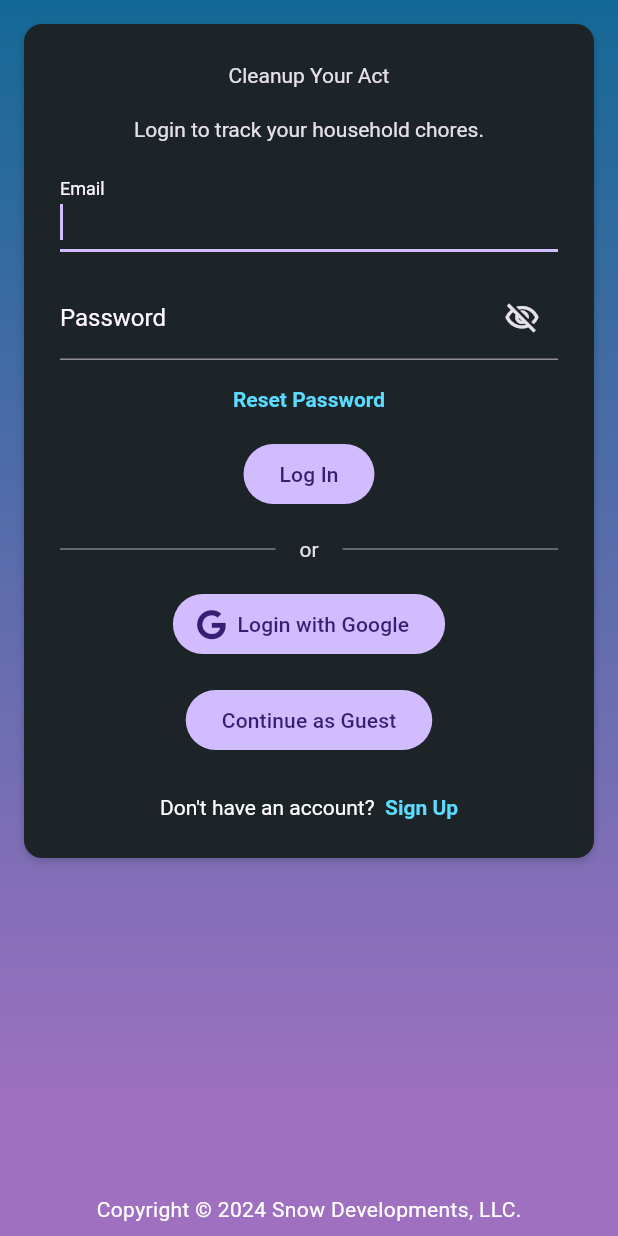
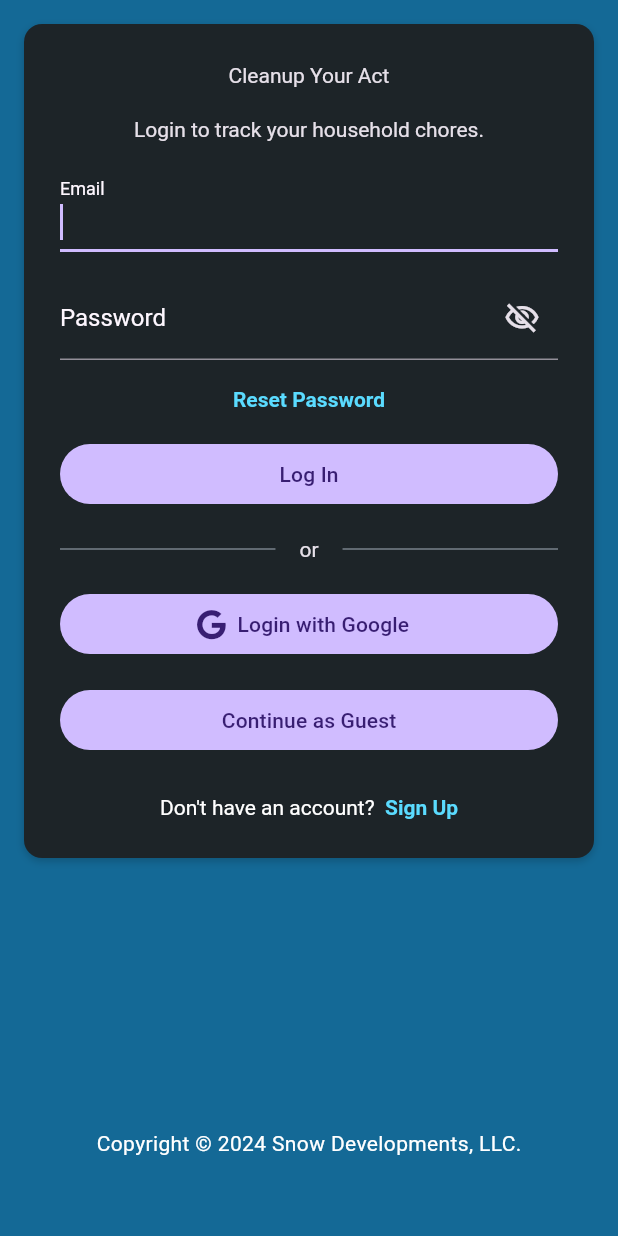
Before and after one commit to chances/chore-chart, a Flutter app: the screen it shows after launch, after a tap on "Reset Password", on a phone screen of 412 x 824 dp. Run offline on Flutter 3.47's test engine with Material 3 defaults, Android fonts, the phone set to English and light mode, and no system bars; our stand-ins replace auto_size_text, flutter_dotenv, font_awesome_flutter, go_router, mobx, package_info_plus and 2 more; accounts and stored records are empty; generated files the repository leaves out were written again; Roboto replaces fonts that are missing (Outfit, Readex Pro).

Commit message:
Simplify layout constraints, Remove dead code

```diff
--- a/lib/pages/login.dart
+++ b/lib/pages/login.dart
@@ -17,7 +17,6 @@ class LoginPage extends StatefulWidget {
 }
 
 class _LoginPageState extends State<LoginPage> {
-  int _counter = 0;
   var _emailController = TextEditingController();
   late FocusNode _emailFocusNode;
   var _passwordController = TextEditingController();
@@ -39,10 +38,6 @@ class _LoginPageState extends State<LoginPage> {
     _passwordFocusNode.dispose();
 
     super.dispose();
-  }
-
-  void _incrementCounter() {
-    setState(() => _counter++);
   }
 
   @override
@@ -86,27 +81,17 @@ class _LoginPageState extends State<LoginPage> {
     );
     return Scaffold(
       body: Container(
-        // FIXME: color: ChoresTheme.biceBlue,
-        decoration: BoxDecoration(
-          gradient: LinearGradient(
-            colors: [ChoresTheme.biceBlue, ChoresTheme.amethyst],
-            begin: Alignment.topCenter,
-            end: Alignment.bottomCenter,
-            stops: [0, 0.9],
-          ),
-        ),
-        child: Center(
+        constraints: BoxConstraints.expand(),
+        padding: EdgeInsetsDirectional.fromSTEB(16.0, 16.0, 16.0, 44.0),
+        decoration: BoxDecoration(color: ChoresTheme.biceBlue),
         child: Column(
           mainAxisAlignment: MainAxisAlignment.start,
           crossAxisAlignment: CrossAxisAlignment.center,
           children: <Widget>[
-              Padding(
-                padding: EdgeInsetsDirectional.fromSTEB(16.0, 16.0, 16.0, 44.0),
-                child: Container(
+            Container(
               width: double.infinity,
-                  constraints: BoxConstraints(
-                    maxWidth: 570.0,
-                  ),
+              constraints: BoxConstraints(maxWidth: 570.0),
+              padding: EdgeInsets.all(24.0),
               decoration: BoxDecoration(
                 color: Theme.of(context).canvasColor,
                 boxShadow: [
@@ -118,11 +103,9 @@ class _LoginPageState extends State<LoginPage> {
                 ],
                 borderRadius: BorderRadius.circular(12.0),
               ),
-                  child: Padding(
-                    padding: EdgeInsets.all(24.0),
               child: Column(
                 mainAxisSize: MainAxisSize.max,
-                      crossAxisAlignment: CrossAxisAlignment.center,
+                crossAxisAlignment: CrossAxisAlignment.stretch,
                 children: [
                   Text(
                     'Cleanup Your Act',
@@ -144,27 +127,19 @@ class _LoginPageState extends State<LoginPage> {
                         ?.apply(fontFamily: 'Readex Pro')
                         .copyWith(letterSpacing: 0.0),
                   ),
-                        Container(
-                          width: double.infinity,
-                          child: TextField(
+                  TextField(
                     controller: _emailController,
                     focusNode: _emailFocusNode,
                     autofocus: true,
                     autofillHints: [AutofillHints.email],
                     obscureText: false,
                     decoration: InputDecoration(labelText: 'Email'),
-                            style: Theme.of(context)
-                                .typography
-                                .white
-                                .bodyLarge
-                                ?.copyWith(letterSpacing: 0.0),
+                    style:
+                        Theme.of(context).typography.white.bodyLarge?.copyWith(letterSpacing: 0.0),
                     keyboardType: TextInputType.emailAddress,
                     // FIXME: validator: _emailTextControllerValidator.asValidator(context),
                   ),
-                        ),
-                        Container(
-                          width: double.infinity,
-                          child: TextField(
+                  TextField(
                     controller: _passwordController,
                     focusNode: _passwordFocusNode,
                     autofocus: true,
@@ -173,8 +148,7 @@ class _LoginPageState extends State<LoginPage> {
                     decoration: InputDecoration(
                       labelText: 'Password',
                       suffixIcon: InkWell(
-                                onTap: () =>
-                                    setState(() => _passwordVisibility = !_passwordVisibility),
+                        onTap: () => setState(() => _passwordVisibility = !_passwordVisibility),
                         focusNode: FocusNode(skipTraversal: true),
                         child: Icon(
                           _passwordVisibility
@@ -185,13 +159,9 @@ class _LoginPageState extends State<LoginPage> {
                         ),
                       ),
                     ),
-                            style: Theme.of(context)
-                                .typography
-                                .white
-                                .bodyLarge
-                                ?.copyWith(letterSpacing: 0.0),
+                    style:
+                        Theme.of(context).typography.white.bodyLarge?.copyWith(letterSpacing: 0.0),
                     // FIXME: validator: _passwordTextControllerValidator.asValidator(context),
-                          ),
                   ),
                   InkWell(
                     splashColor: Colors.transparent,
@@ -202,12 +172,14 @@ class _LoginPageState extends State<LoginPage> {
                       context.go("/resetPassword");
                       context.pushNamed(
                         'ResetPassword',
-                              extra: <String, dynamic>{
-                                kTransitionInfo: PageTransitionType.rightToLeft,
-                              },
+                        extra: <String, dynamic>{kTransitionInfo: PageTransitionType.rightToLeft},
                       );
                     },
-                          child: Text('Reset Password', style: ChoresTheme.of(context).hyperlink),
+                    child: Text(
+                      'Reset Password',
+                      style: ChoresTheme.of(context).hyperlink,
+                      textAlign: TextAlign.center,
+                    ),
                   ),
                   FilledButton(
                     onPressed: () async {
@@ -280,9 +252,7 @@ class _LoginPageState extends State<LoginPage> {
                 ].divide(SizedBox(height: 16.0)),
               ),
             ),
-                ),
             // FIXME: Container.animateOnPageLoad(),
-              ),
             Spacer(),
             Padding(
               padding: const EdgeInsets.symmetric(vertical: 8),
@@ -291,13 +261,13 @@ class _LoginPageState extends State<LoginPage> {
           ],
         ),
       ),
-      ),
     );
   }
 
   RichText buildSignUp(BuildContext context) {
     return RichText(
       textScaler: MediaQuery.of(context).textScaler,
+      textAlign: TextAlign.center,
       text: TextSpan(
         children: [
           TextSpan(text: 'Don\'t have an account?  '),
@@ -310,13 +280,7 @@ class _LoginPageState extends State<LoginPage> {
                 // Go to Create Account page
                 context.pushNamed(
                   'CreateAccount',
-                  extra: <String, dynamic>{
-                    // FIXME: Use the PageTransitionsTheme
-                    // kTransitionInfoKey: TransitionInfo(
-                    //     hasTransition: true,
-                    //     transitionType:
-                    //         PageTransitionType.rightToLeft),
-                  },
+                  extra: <String, dynamic>{kTransitionInfo: PageTransitionType.rightToLeft},
                 );
               },
           )
```
Lines whose indentation alone changed are shown as unchanged.
